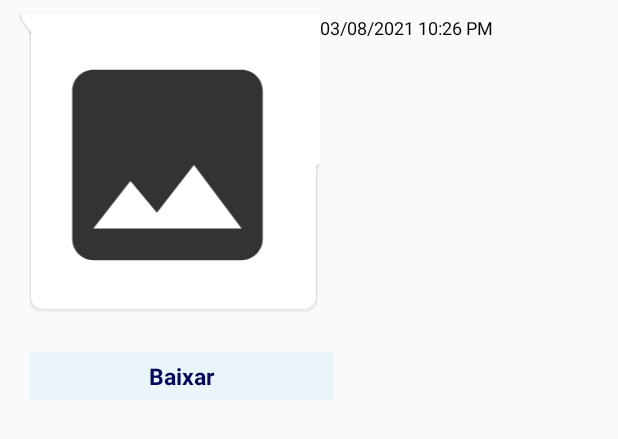
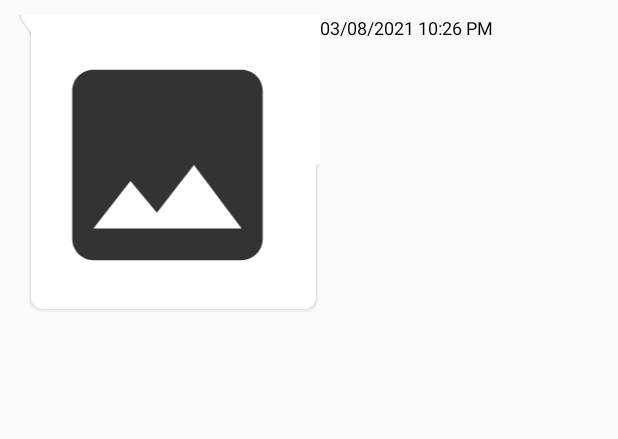
Before and after one commit to Joedson-Bomfim/DM2020.2-Terra-Forte, an Android app: the layout row_chat_left.xml on its own in the app's theme, with its tools: preview values and no code run, on a phone screen of 412 x 824 dp. Shown: the top 439 px of the screen. Run offline under Robolectric (Android 15) with nearby library versions, the phone set to English and light mode, and no system bars.

Commit message:
Adicionado a funcionalidade de baixar imagens, e mais algumas alterações

```diff
--- a/app/src/main/java/com/example/terraforte/ChatActivity.java
+++ b/app/src/main/java/com/example/terraforte/ChatActivity.java
@@ -282,7 +282,7 @@ public class ChatActivity extends AppCompatActivity {
         progressDialog.setMessage("Enviando imagem...");
         progressDialog.show();
 
-        String timeStamp = ""+System.currentTimeMillis();
+        String timeStamp = ""+UUID.randomUUID().toString();
 
         String fileNameAndPath = "ChatImage/"+"post_"+timeStamp;
 
--- a/app/src/main/res/layout/row_chat_left.xml
+++ b/app/src/main/res/layout/row_chat_left.xml
@@ -10,7 +10,8 @@
     <LinearLayout
         android:layout_width="match_parent"
         android:layout_height="wrap_content"
-        android:orientation="horizontal">
+        android:orientation="horizontal"
+        android:background="@null">
 
         <TextView
             android:id="@+id/messageTv"
@@ -53,20 +54,4 @@
         android:textAlignment="textEnd"
         android:text="Vizualidado"/>
 
-    <TextView
-        android:id="@+id/downloadtv_Chat"
-        android:layout_width="202dp"
-        android:layout_height="wrap_content"
-        android:layout_marginLeft="10dp"
-        android:layout_marginTop="5dp"
-        android:layout_marginRight="15dp"
-        android:background="#e9f5f8"
-        android:gravity="center"
-        android:padding="5dp"
-        android:text="Baixar"
-        android:textColor="#04095E"
-        android:textSize="15dp"
-        android:textStyle="bold"
-        android:visibility="visible" />
-
 </LinearLayout>
```
Also changed, not shown: app/src/main/java/com/example/terraforte/AdapterChat.java (+84 -30 lines), app/src/main/res/layout/row_chat_right.xml (+1 -16 lines).
